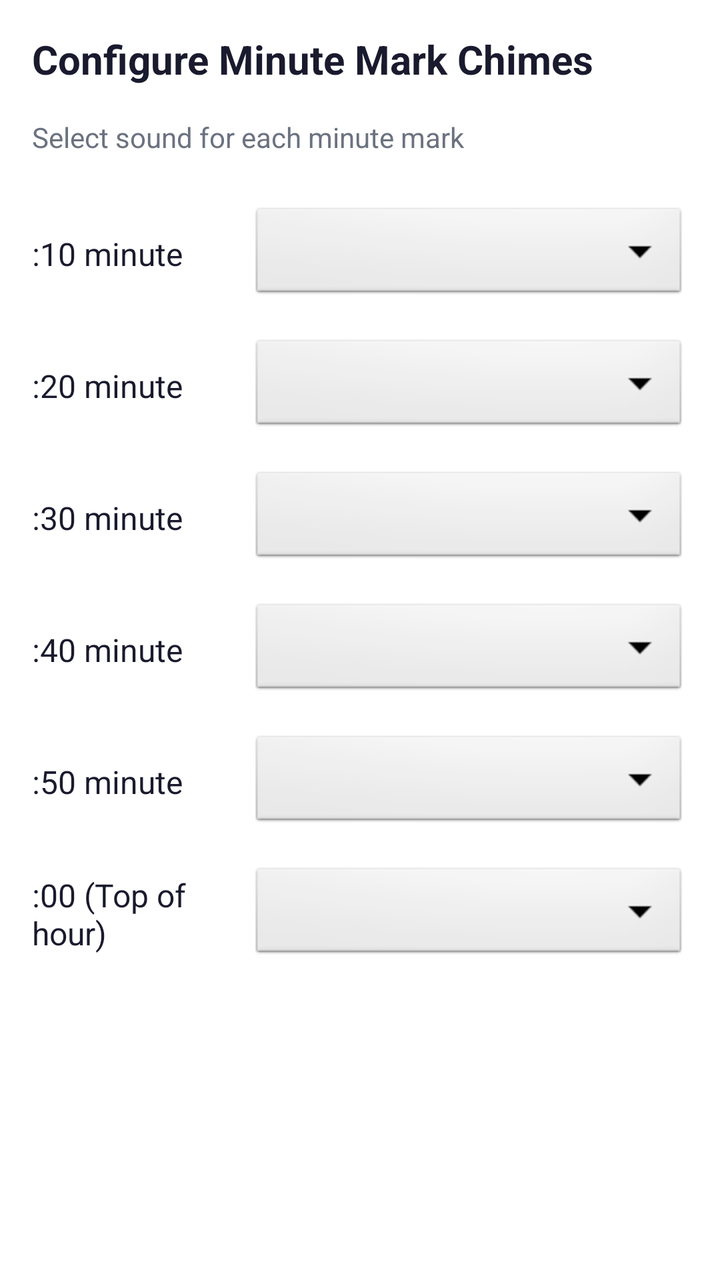
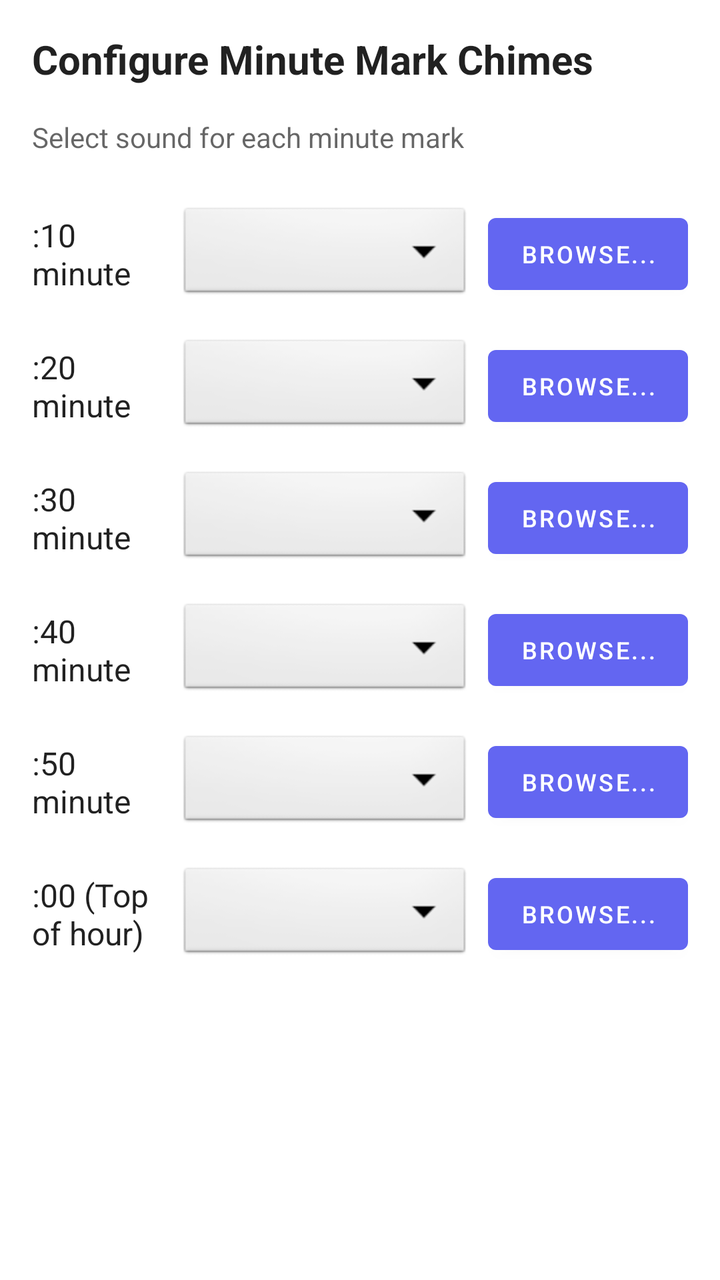

Before-and-after screenshots of an Android layout around one commit, followed by the original layout XML and the change that was made.
<!-- AndroidManifest.xml: application theme Theme.SoundRepeater -->
<!-- res/layout/dialog_minute_mark_chime.xml -->
<?xml version="1.0" encoding="utf-8"?>
<ScrollView xmlns:android="http://schemas.android.com/apk/res/android"
    android:layout_width="match_parent"
    android:layout_height="wrap_content"
    android:padding="16dp">

    <LinearLayout
        android:layout_width="match_parent"
        android:layout_height="wrap_content"
        android:orientation="vertical">

        <TextView
            android:layout_width="wrap_content"
            android:layout_height="wrap_content"
            android:text="Configure Minute Mark Chimes"
            android:textSize="20sp"
            android:textStyle="bold"
            android:textColor="#1A1A2E"
            android:layout_marginBottom="16dp"/>

        <TextView
            android:layout_width="wrap_content"
            android:layout_height="wrap_content"
            android:text="Select sound for each minute mark"
            android:textSize="14sp"
            android:textColor="#6B7280"
            android:layout_marginBottom="16dp"/>

        
        <LinearLayout
            android:layout_width="match_parent"
            android:layout_height="wrap_content"
            android:orientation="horizontal"
            android:gravity="center_vertical"
            android:paddingVertical="8dp">

            <TextView
                android:layout_width="0dp"
                android:layout_height="wrap_content"
                android:layout_weight="1"
                android:text=":10 minute"
                android:textSize="16sp"
                android:textColor="#1A1A2E"/>

            <Spinner
                android:id="@+id/spinner10thMinute"
                android:layout_width="0dp"
                android:layout_height="50dp"
                android:layout_weight="2"
                android:background="@android:drawable/btn_dropdown"
                android:paddingStart="16dp"
                android:paddingEnd="16dp"/>
        </LinearLayout>

        
        <LinearLayout
            android:layout_width="match_parent"
            android:layout_height="wrap_content"
            android:orientation="horizontal"
            android:gravity="center_vertical"
            android:paddingVertical="8dp">

            <TextView
                android:layout_width="0dp"
                android:layout_height="wrap_content"
                android:layout_weight="1"
                android:text=":20 minute"
                android:textSize="16sp"
                android:textColor="#1A1A2E"/>

            <Spinner
                android:id="@+id/spinner20thMinute"
                android:layout_width="0dp"
                android:layout_height="50dp"
                android:layout_weight="2"
                android:background="@android:drawable/btn_dropdown"
                android:paddingStart="16dp"
                android:paddingEnd="16dp"/>
        </LinearLayout>

        
        <LinearLayout
            android:layout_width="match_parent"
            android:layout_height="wrap_content"
            android:orientation="horizontal"
            android:gravity="center_vertical"
            android:paddingVertical="8dp">

            <TextView
                android:layout_width="0dp"
                android:layout_height="wrap_content"
                android:layout_weight="1"
                android:text=":30 minute"
                android:textSize="16sp"
                android:textColor="#1A1A2E"/>

            <Spinner
                android:id="@+id/spinner30thMinute"
                android:layout_width="0dp"
                android:layout_height="50dp"
                android:layout_weight="2"
                android:background="@android:drawable/btn_dropdown"
                android:paddingStart="16dp"
                android:paddingEnd="16dp"/>
        </LinearLayout>

        
        <LinearLayout
            android:layout_width="match_parent"
            android:layout_height="wrap_content"
            android:orientation="horizontal"
            android:gravity="center_vertical"
            android:paddingVertical="8dp">

            <TextView
                android:layout_width="0dp"
                android:layout_height="wrap_content"
                android:layout_weight="1"
                android:text=":40 minute"
                android:textSize="16sp"
                android:textColor="#1A1A2E"/>

            <Spinner
                android:id="@+id/spinner40thMinute"
                android:layout_width="0dp"
                android:layout_height="50dp"
                android:layout_weight="2"
                android:background="@android:drawable/btn_dropdown"
                android:paddingStart="16dp"
                android:paddingEnd="16dp"/>
        </LinearLayout>

        
        <LinearLayout
            android:layout_width="match_parent"
            android:layout_height="wrap_content"
            android:orientation="horizontal"
            android:gravity="center_vertical"
            android:paddingVertical="8dp">

            <TextView
                android:layout_width="0dp"
                android:layout_height="wrap_content"
                android:layout_weight="1"
                android:text=":50 minute"
                android:textSize="16sp"
                android:textColor="#1A1A2E"/>

            <Spinner
                android:id="@+id/spinner50thMinute"
                android:layout_width="0dp"
                android:layout_height="50dp"
                android:layout_weight="2"
                android:background="@android:drawable/btn_dropdown"
                android:paddingStart="16dp"
                android:paddingEnd="16dp"/>
        </LinearLayout>

        
        <LinearLayout
            android:layout_width="match_parent"
            android:layout_height="wrap_content"
            android:orientation="horizontal"
            android:gravity="center_vertical"
            android:paddingVertical="8dp">

            <TextView
                android:layout_width="0dp"
                android:layout_height="wrap_content"
                android:layout_weight="1"
                android:text=":00 (Top of hour)"
                android:textSize="16sp"
                android:textColor="#1A1A2E"/>

            <Spinner
                android:id="@+id/spinnerTopOfHour"
                android:layout_width="0dp"
                android:layout_height="50dp"
                android:layout_weight="2"
                android:background="@android:drawable/btn_dropdown"
                android:paddingStart="16dp"
                android:paddingEnd="16dp"/>
        </LinearLayout>

    </LinearLayout>
</ScrollView>
<!-- resources referenced by this layout -->
<resources>
  <style name="Theme.SoundRepeater" parent="Theme.MaterialComponents.DayNight.DarkActionBar">
          
          <item name="colorPrimary">@color/black</item>
          <item name="colorPrimaryVariant">@color/black</item>
          <item name="colorOnPrimary">@color/white</item>
          
          <item name="colorSecondary">@color/black</item>
          <item name="colorSecondaryVariant">@color/black</item>
          <item name="colorOnSecondary">@color/black</item>
          
          <item name="android:statusBarColor" tools:targetApi="l">?attr/colorPrimaryVariant</item>
          
      </style>
  <color name="black">#FF000000</color>
  <color name="white">#FFFFFFFF</color>
</resources>

<!-- the commit's change to res/layout/dialog_minute_mark_chime.xml (unified diff, before → after) -->
@@ -15,7 +15,7 @@
             android:text="Configure Minute Mark Chimes"
             android:textSize="20sp"
             android:textStyle="bold"
-            android:textColor="#1A1A2E"
+            android:textColor="?android:attr/textColorPrimary"
             android:layout_marginBottom="16dp"/>
 
         <TextView
@@ -23,7 +23,7 @@
             android:layout_height="wrap_content"
             android:text="Select sound for each minute mark"
             android:textSize="14sp"
-            android:textColor="#6B7280"
+            android:textColor="?android:attr/textColorSecondary"
             android:layout_marginBottom="16dp"/>
 
         
@@ -40,7 +40,7 @@
                 android:layout_weight="1"
                 android:text=":10 minute"
                 android:textSize="16sp"
-                android:textColor="#1A1A2E"/>
+                android:textColor="?android:attr/textColorPrimary"/>
 
             <Spinner
                 android:id="@+id/spinner10thMinute"
@@ -50,6 +50,14 @@
                 android:background="@android:drawable/btn_dropdown"
                 android:paddingStart="16dp"
                 android:paddingEnd="16dp"/>
+
+            <Button
+                android:id="@+id/browse10thMinute"
+                android:layout_width="wrap_content"
+                android:layout_height="wrap_content"
+                android:text="Browse..."
+                android:textSize="12sp"
+                android:layout_marginStart="8dp"/>
         </LinearLayout>
 
         
@@ -66,7 +74,7 @@
                 android:layout_weight="1"
                 android:text=":20 minute"
                 android:textSize="16sp"
-                android:textColor="#1A1A2E"/>
+                android:textColor="?android:attr/textColorPrimary"/>
 
             <Spinner
                 android:id="@+id/spinner20thMinute"
@@ -76,6 +84,14 @@
                 android:background="@android:drawable/btn_dropdown"
                 android:paddingStart="16dp"
                 android:paddingEnd="16dp"/>
+
+            <Button
+                android:id="@+id/browse20thMinute"
+                android:layout_width="wrap_content"
+                android:layout_height="wrap_content"
+                android:text="Browse..."
+                android:textSize="12sp"
+                android:layout_marginStart="8dp"/>
         </LinearLayout>
 
         
@@ -92,7 +108,7 @@
                 android:layout_weight="1"
                 android:text=":30 minute"
                 android:textSize="16sp"
-                android:textColor="#1A1A2E"/>
+                android:textColor="?android:attr/textColorPrimary"/>
 
             <Spinner
                 android:id="@+id/spinner30thMinute"
@@ -102,6 +118,14 @@
                 android:background="@android:drawable/btn_dropdown"
                 android:paddingStart="16dp"
                 android:paddingEnd="16dp"/>
+
+            <Button
+                android:id="@+id/browse30thMinute"
+                android:layout_width="wrap_content"
+                android:layout_height="wrap_content"
+                android:text="Browse..."
+                android:textSize="12sp"
+                android:layout_marginStart="8dp"/>
         </LinearLayout>
 
         
@@ -118,7 +142,7 @@
                 android:layout_weight="1"
                 android:text=":40 minute"
                 android:textSize="16sp"
-                android:textColor="#1A1A2E"/>
+                android:textColor="?android:attr/textColorPrimary"/>
 
             <Spinner
                 android:id="@+id/spinner40thMinute"
@@ -128,6 +152,14 @@
                 android:background="@android:drawable/btn_dropdown"
                 android:paddingStart="16dp"
                 android:paddingEnd="16dp"/>
+
+            <Button
+                android:id="@+id/browse40thMinute"
+                android:layout_width="wrap_content"
+                android:layout_height="wrap_content"
+                android:text="Browse..."
+                android:textSize="12sp"
+                android:layout_marginStart="8dp"/>
         </LinearLayout>
 
         
@@ -144,7 +176,7 @@
                 android:layout_weight="1"
                 android:text=":50 minute"
                 android:textSize="16sp"
-                android:textColor="#1A1A2E"/>
+                android:textColor="?android:attr/textColorPrimary"/>
 
             <Spinner
                 android:id="@+id/spinner50thMinute"
@@ -154,6 +186,14 @@
                 android:background="@android:drawable/btn_dropdown"
                 android:paddingStart="16dp"
                 android:paddingEnd="16dp"/>
+
+            <Button
+                android:id="@+id/browse50thMinute"
+                android:layout_width="wrap_content"
+                android:layout_height="wrap_content"
+                android:text="Browse..."
+                android:textSize="12sp"
+                android:layout_marginStart="8dp"/>
         </LinearLayout>
 
         
@@ -170,7 +210,7 @@
                 android:layout_weight="1"
                 android:text=":00 (Top of hour)"
                 android:textSize="16sp"
-                android:textColor="#1A1A2E"/>
+                android:textColor="?android:attr/textColorPrimary"/>
 
             <Spinner
                 android:id="@+id/spinnerTopOfHour"
@@ -180,6 +220,14 @@
                 android:background="@android:drawable/btn_dropdown"
                 android:paddingStart="16dp"
                 android:paddingEnd="16dp"/>
+
+            <Button
+                android:id="@+id/browseTopOfHour"
+                android:layout_width="wrap_content"
+                android:layout_height="wrap_content"
+                android:text="Browse..."
+                android:textSize="12sp"
+                android:layout_marginStart="8dp"/>
         </LinearLayout>
 
     </LinearLayout>
<!-- resource entries referenced after the edit -->
@@ -2,18 +2,17 @@
 <resources>
   <style name="Theme.SoundRepeater" parent="Theme.MaterialComponents.DayNight.DarkActionBar">
           
-          <item name="colorPrimary">@color/black</item>
-          <item name="colorPrimaryVariant">@color/black</item>
+          <item name="colorPrimary">#6366F1</item>
+          <item name="colorPrimaryVariant">#4F46E5</item>
           <item name="colorOnPrimary">@color/white</item>
           
-          <item name="colorSecondary">@color/black</item>
-          <item name="colorSecondaryVariant">@color/black</item>
-          <item name="colorOnSecondary">@color/black</item>
+          <item name="colorSecondary">#8B5CF6</item>
+          <item name="colorSecondaryVariant">#7C3AED</item>
+          <item name="colorOnSecondary">@color/white</item>
           
           <item name="android:statusBarColor" tools:targetApi="l">?attr/colorPrimaryVariant</item>
           
       </style>
-  <color name="black">#FF000000</color>
   <color name="white">#FFFFFFFF</color>
 </resources>
 
